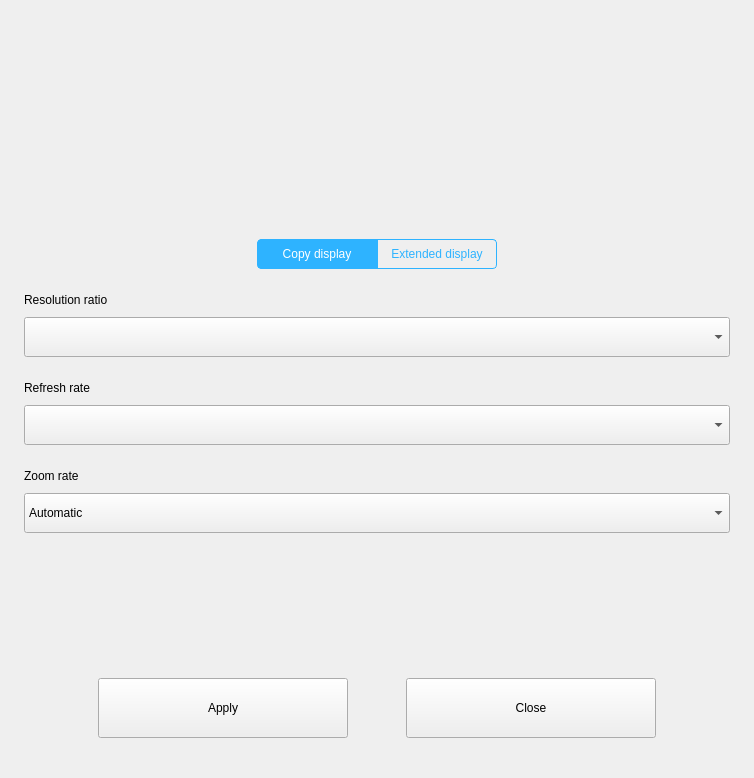
Above: plugins/display/src/kiran-display-configuration.ui from openeuler-mirror/kiran-control-panel before the change. Below: the same form after it.
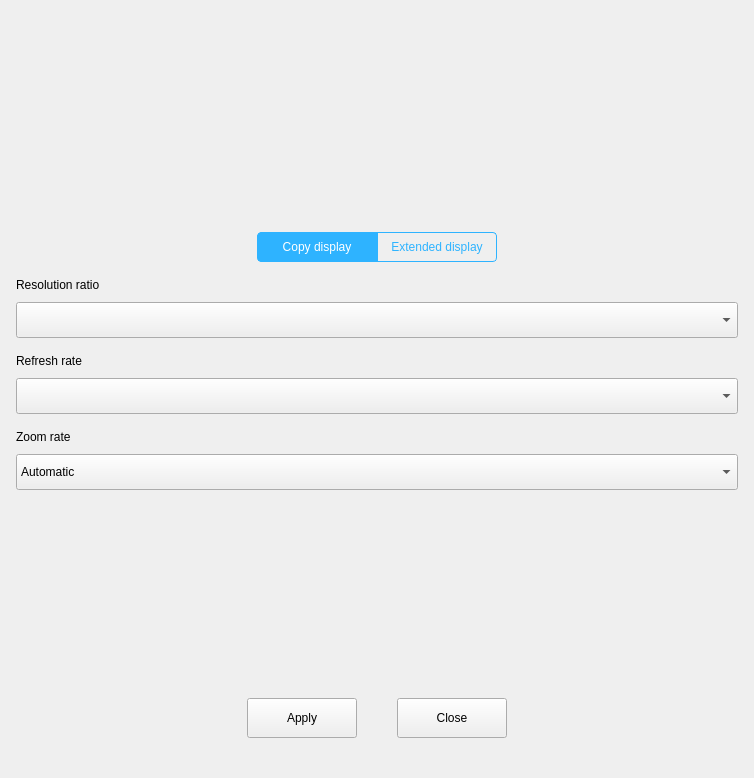
That is the form after the change. The open tabs and pages were chosen to show the change. Custom widgets are drawn as their Qt base class.

```diff
--- a/plugins/display/src/kiran-display-configuration.ui
+++ b/plugins/display/src/kiran-display-configuration.ui
@@ -18,16 +18,16 @@
   </property>
   <layout class="QVBoxLayout" name="verticalLayout" stretch="2,0,5">
    <property name="spacing">
-    <number>20</number>
+    <number>16</number>
    </property>
    <property name="leftMargin">
-    <number>24</number>
+    <number>16</number>
    </property>
    <property name="topMargin">
-    <number>24</number>
+    <number>16</number>
    </property>
    <property name="rightMargin">
-    <number>24</number>
+    <number>16</number>
    </property>
    <property name="bottomMargin">
     <number>0</number>
@@ -187,56 +187,7 @@
    <item>
     <widget class="QScrollArea" name="scrollArea">
      <property name="styleSheet">
-      <string notr="true">
-  QScrollBar:vertical {
-      border: 0px solid grey;
-      background: rgba(255,255,255,10);
-      width: 6px;
-      margin: 20px 0px 20px 0px;
-  }
-  QScrollBar::handle:vertical {
-      background: rgba(255,255,255,30);
-      min-height: 20px;
-  }
-  QScrollBar::add-line:vertical {
-      border: 0px solid grey;
-      background: #32CC99;
-      height: 0px;
-      subcontrol-position: right;
-      subcontrol-origin: margin;
-  }
-
-  QScrollBar::sub-line:vertical {
-      border: 0px solid grey;
-      background: #32CC99;
-      height: 0px;
-      subcontrol-position: left;
-      subcontrol-origin: margin;
-  }
-
-  QScrollBar:horizontal {
-      border: 0px solid grey;
-      background: rgba(255,255,255,10);
-      height: 6px;
-      margin: 0px 20px 0 20px;
-  }
-  QScrollBar::handle:horizontal {
-      background: rgba(255,255,255,30);
-      min-width: 20px;
-  }
-  QScrollBar::add-line:horizontal {
-      border: 0px solid grey;
-      width: 0px;
-      subcontrol-position: right;
-      subcontrol-origin: margin;
-  }
-
-  QScrollBar::sub-line:horizontal {
-      border: 0px solid grey;
-      width: 0px;
-      subcontrol-position: left;
-      subcontrol-origin: margin;
-  }</string>
+      <string notr="true"/>
      </property>
      <property name="frameShape">
       <enum>QFrame::NoFrame</enum>
@@ -252,7 +203,7 @@
        <rect>
         <x>0</x>
         <y>0</y>
-        <width>700</width>
+        <width>722</width>
         <height>499</height>
        </rect>
       </property>
@@ -289,13 +240,13 @@
          <widget class="QWidget" name="stackedWidgetPage1">
           <layout class="QVBoxLayout" name="verticalLayout_2">
            <property name="spacing">
-            <number>24</number>
+            <number>16</number>
            </property>
            <property name="leftMargin">
             <number>0</number>
            </property>
            <property name="topMargin">
-            <number>4</number>
+            <number>0</number>
            </property>
            <property name="rightMargin">
             <number>0</number>
@@ -320,13 +271,13 @@
                <property name="minimumSize">
                 <size>
                  <width>0</width>
-                 <height>40</height>
+                 <height>36</height>
                 </size>
                </property>
                <property name="maximumSize">
                 <size>
                  <width>16777215</width>
-                 <height>40</height>
+                 <height>36</height>
                 </size>
                </property>
                <property name="styleSheet">
@@ -353,13 +304,13 @@
                <property name="minimumSize">
                 <size>
                  <width>0</width>
-                 <height>40</height>
+                 <height>36</height>
                 </size>
                </property>
                <property name="maximumSize">
                 <size>
                  <width>16777215</width>
-                 <height>40</height>
+                 <height>36</height>
                 </size>
                </property>
               </widget>
@@ -383,13 +334,13 @@
                <property name="minimumSize">
                 <size>
                  <width>0</width>
-                 <height>40</height>
+                 <height>36</height>
                 </size>
                </property>
                <property name="maximumSize">
                 <size>
                  <width>16777215</width>
-                 <height>40</height>
+                 <height>36</height>
                 </size>
                </property>
                <item>
@@ -430,7 +381,7 @@
            <item>
             <layout class="QHBoxLayout" name="horizontalLayout_5">
              <property name="spacing">
-              <number>58</number>
+              <number>40</number>
              </property>
              <property name="bottomMargin">
               <number>40</number>
@@ -452,14 +403,14 @@
               <widget class="QPushButton" name="pushButton_ok">
                <property name="minimumSize">
                 <size>
-                 <width>250</width>
-                 <height>60</height>
+                 <width>110</width>
+                 <height>40</height>
                 </size>
                </property>
                <property name="maximumSize">
                 <size>
-                 <width>250</width>
-                 <height>60</height>
+                 <width>110</width>
+                 <height>40</height>
                 </size>
                </property>
                <property name="styleSheet">
@@ -474,14 +425,14 @@
               <widget class="QPushButton" name="pushButton_cancel">
                <property name="minimumSize">
                 <size>
-                 <width>250</width>
-                 <height>60</height>
+                 <width>110</width>
+                 <height>40</height>
                 </size>
                </property>
                <property name="maximumSize">
                 <size>
-                 <width>250</width>
-                 <height>60</height>
+                 <width>110</width>
+                 <height>40</height>
                 </size>
                </property>
                <property name="styleSheet">
```
Left out of the diff: 38 changed lines with no effect on the pictures.
